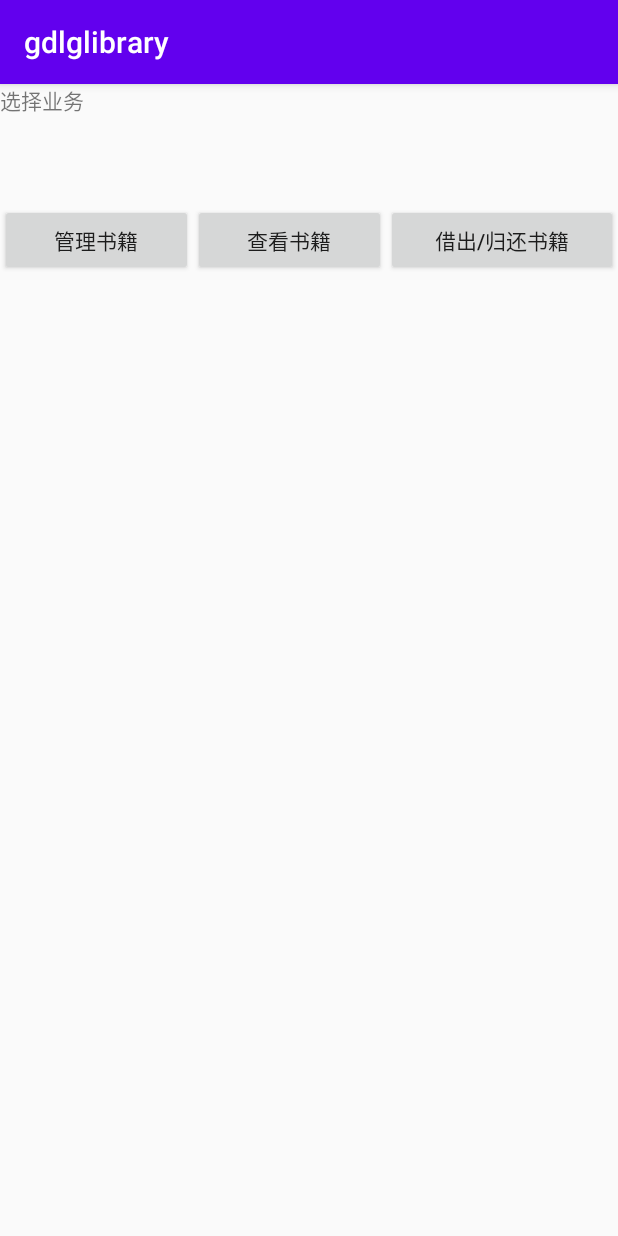
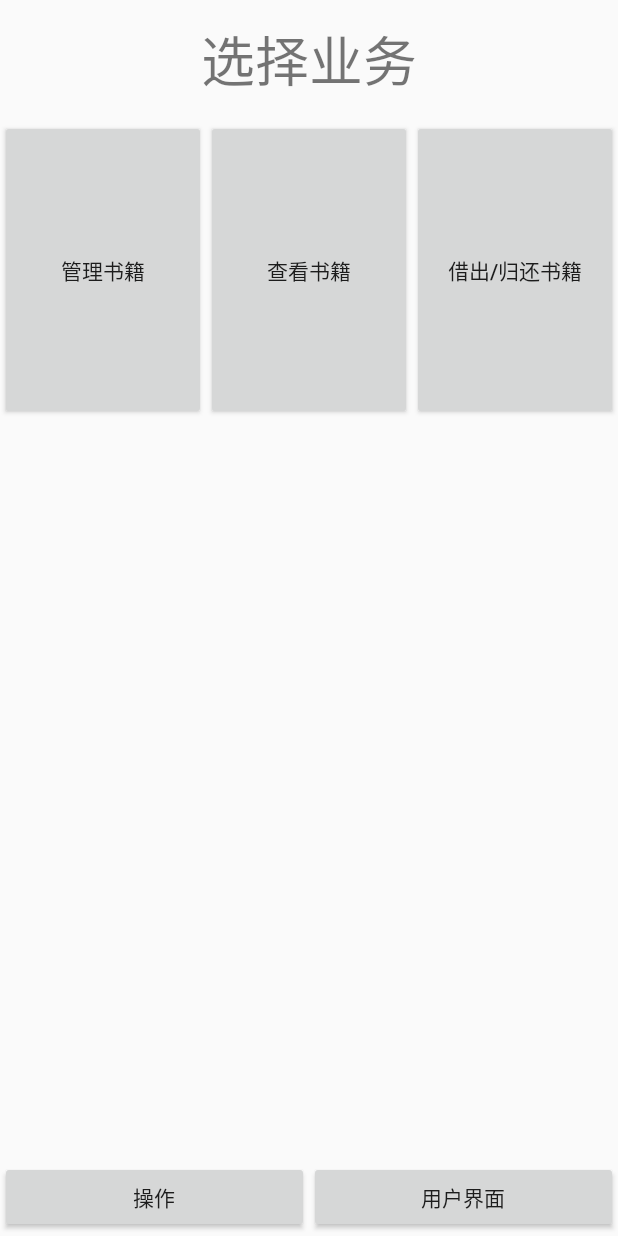
Before and after one commit to PanXJin/gdlglibrary, an Android app: the screen it shows after launch (MainActivity), on a phone screen of 412 x 824 dp. Run offline under Robolectric (Android 15) with nearby library versions, the phone set to English and light mode, and no system bars; libraries missing offline, so code that uses them is left out: com.zhy.http; 2 statements that could not run were skipped.

```diff
--- a/app/build.gradle
+++ b/app/build.gradle
@@ -38,9 +38,14 @@ android {
             proguardFiles getDefaultProguardFile('proguard-android-optimize.txt'), 'proguard-rules.pro'
         }
     }
+    compileOptions {
+        sourceCompatibility JavaVersion.VERSION_1_8
+        targetCompatibility JavaVersion.VERSION_1_8
+    }
 }
 
 dependencies {
+    implementation 'com.jakewharton:butterknife:7.0.1'
     implementation fileTree(dir: "libs", include: ["*.jar"])
     implementation 'androidx.appcompat:appcompat:1.1.0'
     implementation 'androidx.constraintlayout:constraintlayout:1.1.3'
@@ -53,4 +58,12 @@ dependencies {
     compileOnly(name:'code',ext:'aar')
 //    api fileTree(dir: 'libs', include: '*.jar')
 //    implementation (name:'code', ext:'aar')
+    //网页
+    implementation 'com.zhy:okhttputils:2.6.2'
+    implementation 'com.squareup.okhttp3:okhttp:3.0.1'
+    implementation 'com.alibaba:fastjson:1.1.56.android'
+    //noinspection GradleCompatible
+    implementation 'com.android.support:appcompat-v7:22.1.0'
+    implementation 'br.com.liveo:navigationdrawer-material:1.0.5'
+
 }
--- a/app/src/main/AndroidManifest.xml
+++ b/app/src/main/AndroidManifest.xml
@@ -9,13 +9,14 @@
     <uses-feature android:name="android.hardware.camera.autofocus" />
 
     <application
+        android:name=".okhttputilstest.MyApplication"
         android:allowBackup="true"
         android:icon="@mipmap/ic_launcher"
         android:label="@string/app_name"
         android:roundIcon="@mipmap/ic_launcher_round"
         android:supportsRtl="true"
         android:theme="@style/AppTheme">
-        <activity android:name=".MainActivity"></activity>
+        <activity android:name=".MainActivity" />
         <activity android:name=".changebook.changebookyes" />
         <activity android:name=".readbook.findbooks" />
         <activity android:name=".givebackbook.backbookdone" />
@@ -30,6 +31,7 @@
         <activity android:name=".changebook.nogods" />
         <activity android:name=".givebackbook.backbooks" />
         <activity android:name=".givebackbook.givebooks" />
+        <activity android:name=".LoginActivity"/>
         <activity android:name=".WelcomeActivity">
             <intent-filter>
                 <action android:name="android.intent.action.MAIN" />
--- a/app/src/main/java/com/example/gdlglibrary/MainActivity.java
+++ b/app/src/main/java/com/example/gdlglibrary/MainActivity.java
@@ -19,11 +19,23 @@ import com.example.gdlglibrary.givebackbook.selectuse;
 import com.example.gdlglibrary.readbook.findbooks;
 
 public class MainActivity extends AppCompatActivity {
-Button showbt,changebt,givebt;
+Button showbt,changebt,givebt,userbt;
+
     @Override
     protected void onCreate(Bundle savedInstanceState) {
         super.onCreate(savedInstanceState);
         setContentView(R.layout.activity_main);
+
+        userbt = findViewById(R.id.userbutton);
+        userbt.setOnClickListener(new View.OnClickListener() {
+            @Override
+            public void onClick(View v) {
+                Intent intent = new Intent(MainActivity.this,LoginActivity.class);
+                startActivity(intent);
+            }
+        });
+
+
         showbt = findViewById(R.id.bt_showbook);
         showbt.setOnClickListener(new View.OnClickListener() {
             @Override
--- /dev/null
+++ b/app/src/main/java/com/example/gdlglibrary/okhttputilstest/Constans.java
@@ -0,0 +1,11 @@
+package com.example.gdlglibrary.okhttputilstest;
+
+/**
+ * 配置各个页面联网地址
+ */
+
+public class Constans {
+
+    //首页路径
+    public static String LOGIN_URL = "http://192.168.0.4:8080/hellossm_war_exploded/";
+}
--- /dev/null
+++ b/app/src/main/java/com/example/gdlglibrary/okhttputilstest/MyApplication.java
@@ -0,0 +1,33 @@
+package com.example.gdlglibrary.okhttputilstest;
+
+import android.app.Application;
+import com.zhy.http.okhttp.OkHttpUtils;
+
+import java.util.Arrays;
+import java.util.concurrent.TimeUnit;
+
+import okhttp3.ConnectionSpec;
+import okhttp3.OkHttpClient;
+
+public class MyApplication extends Application {
+    @Override
+    public void onCreate() {
+        super.onCreate();
+        /**
+         * 初始化OkHttpUtils
+         */
+        initOkHttpClient();
+    }
+
+    private void initOkHttpClient() {
+        OkHttpClient okHttpClient = new OkHttpClient.Builder()
+                .connectTimeout(10000L, TimeUnit.MILLISECONDS) //链接超时
+                .readTimeout(10000L,TimeUnit.MILLISECONDS) //读取超时
+                .connectionSpecs(Arrays.asList(
+                        ConnectionSpec.MODERN_TLS,
+                        ConnectionSpec.COMPATIBLE_TLS,
+                        ConnectionSpec.CLEARTEXT)).build(); //其他配置
+
+        OkHttpUtils.initClient(okHttpClient);
+    }
+}
--- a/app/src/main/res/layout/activity_main.xml
+++ b/app/src/main/res/layout/activity_main.xml
@@ -8,9 +8,11 @@
 
     <LinearLayout
         android:id="@+id/linearLayout8"
-        android:layout_width="match_parent"
+        android:layout_width="0dp"
         android:layout_height="80dp"
+        android:layout_weight="1"
         android:orientation="vertical"
+        android:gravity="center"
         app:layout_constraintEnd_toEndOf="parent"
         app:layout_constraintStart_toStartOf="parent"
         app:layout_constraintTop_toTopOf="parent">
@@ -18,12 +20,14 @@
         <TextView
             android:layout_width="wrap_content"
             android:layout_height="wrap_content"
-            android:text="选择业务" />
+            android:text="选择业务"
+            android:textSize="36sp" />
     </LinearLayout>
 
     <LinearLayout
-        android:layout_width="match_parent"
-        android:layout_height="80dp"
+        android:layout_width="0dp"
+        android:layout_height="223dp"
+        android:layout_weight="1"
         android:orientation="horizontal"
         app:layout_constraintEnd_toEndOf="parent"
         app:layout_constraintStart_toStartOf="parent"
@@ -31,24 +35,48 @@
 
         <Button
             android:id="@+id/bt_changebook"
-            android:layout_width="wrap_content"
-            android:layout_height="wrap_content"
-            android:layout_weight="1"
+            android:layout_width="0dp"
+            android:layout_height="200dp"
+            android:layout_weight="3"
             android:text="管理书籍" />
 
         <Button
             android:id="@+id/bt_showbook"
-            android:layout_width="wrap_content"
-            android:layout_height="wrap_content"
-            android:layout_weight="1"
+            android:layout_width="0dp"
+            android:layout_height="200dp"
+            android:layout_weight="3"
             android:text="查看书籍" />
 
         <Button
             android:id="@+id/bt_givebook"
+            android:layout_width="0dp"
+            android:layout_height="200dp"
+            android:layout_weight="3"
+            android:text="借出/归还书籍" />
+    </LinearLayout>
+
+    <LinearLayout
+        android:layout_width="0dp"
+        android:layout_height="50dp"
+        android:layout_weight="1"
+        android:orientation="horizontal"
+        app:layout_constraintBottom_toBottomOf="parent"
+        app:layout_constraintEnd_toEndOf="parent"
+        app:layout_constraintStart_toStartOf="parent">
+
+        <Button
+            android:id="@+id/mainbutton"
             android:layout_width="wrap_content"
             android:layout_height="wrap_content"
             android:layout_weight="1"
-            android:text="借出/归还书籍" />
+            android:text="操作" />
+
+        <Button
+            android:id="@+id/userbutton"
+            android:layout_width="wrap_content"
+            android:layout_height="wrap_content"
+            android:layout_weight="1"
+            android:text="用户界面" />
     </LinearLayout>
 
 </androidx.constraintlayout.widget.ConstraintLayout>
--- a/app/src/main/res/values/styles.xml
+++ b/app/src/main/res/values/styles.xml
@@ -1,6 +1,7 @@
 <resources>
     <!-- Base application theme. -->
-    <style name="AppTheme" parent="Theme.AppCompat.Light.DarkActionBar">
+<!--    parent的Noactionbar是取消顶层app名字，要改成有app名字可以改成Dark...-->
+    <style name="AppTheme" parent="Theme.AppCompat.Light.NoActionBar">
         <!-- Customize your theme here. -->
         <item name="colorPrimary">@color/colorPrimary</item>
         <item name="colorPrimaryDark">@color/colorPrimaryDark</item>
--- a/build.gradle
+++ b/build.gradle
@@ -5,7 +5,7 @@ buildscript {
         jcenter()
     }
     dependencies {
-        classpath "com.android.tools.build:gradle:4.0.0"
+        classpath 'com.android.tools.build:gradle:4.0.1'
 
         // NOTE: Do not place your application dependencies here; they belong
         // in the individual module build.gradle files
```
Also changed, not shown: app/src/main/java/com/example/gdlglibrary/ReadMe.txt.
